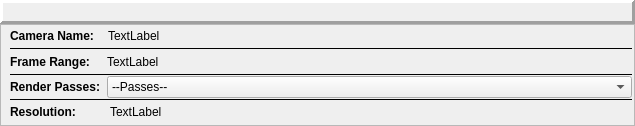
First picture: the form in ui/item.ui, repository iceanimations/renderLayerInfo, before the edit.
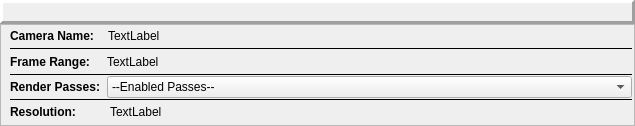
Second picture: the form after the edit.

```diff
--- a/ui/item.ui
+++ b/ui/item.ui
@@ -273,7 +273,7 @@
             </property>
             <item>
              <property name="text">
-              <string>--Passes--</string>
+              <string>--Enabled Passes--</string>
              </property>
             </item>
            </widget>
```
